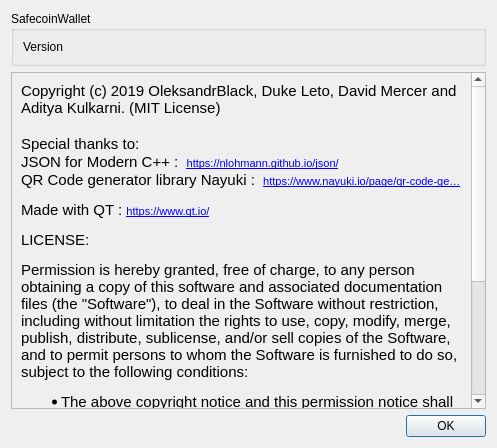
The window that src/about.ui (ZcashFoundation/zecwallet) describes before a commit, drawn with Qt 5.
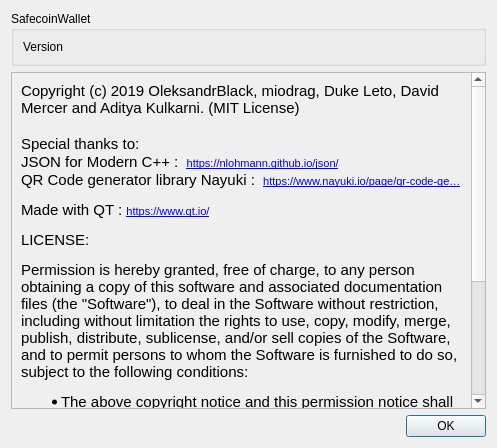
The same window after the commit.

Commit message: miodrag add to about

The edit to the form file:
```diff
--- a/src/about.ui
+++ b/src/about.ui
@@ -52,7 +52,7 @@
 &lt;html&gt;&lt;head&gt;&lt;meta name=&quot;qrichtext&quot; content=&quot;1&quot; /&gt;&lt;style type=&quot;text/css&quot;&gt;
 p, li { white-space: pre-wrap; }
 &lt;/style&gt;&lt;/head&gt;&lt;body style=&quot; font-family:'MS Shell Dlg 2'; font-size:8.1pt; font-weight:400; font-style:normal;&quot;&gt;
-&lt;p style=&quot; margin-top:0px; margin-bottom:0px; margin-left:0px; margin-right:0px; -qt-block-indent:0; text-indent:0px;&quot;&gt;&lt;span style=&quot; font-family:'Ubuntu'; font-size:11pt;&quot;&gt;Copyright (c) 2019 OleksandrBlack, Duke Leto, David Mercer and Aditya Kulkarni. (MIT License)&lt;/span&gt;&lt;/p&gt;
+&lt;p style=&quot; margin-top:0px; margin-bottom:0px; margin-left:0px; margin-right:0px; -qt-block-indent:0; text-indent:0px;&quot;&gt;&lt;span style=&quot; font-family:'Ubuntu'; font-size:11pt;&quot;&gt;Copyright (c) 2019 OleksandrBlack, miodrag, Duke Leto, David Mercer and Aditya Kulkarni. (MIT License)&lt;/span&gt;&lt;/p&gt;
 &lt;p style=&quot;-qt-paragraph-type:empty; margin-top:0px; margin-bottom:0px; margin-left:0px; margin-right:0px; -qt-block-indent:0; text-indent:0px; font-family:'Ubuntu'; font-size:11pt;&quot;&gt;&lt;br /&gt;&lt;/p&gt;
 &lt;p style=&quot; margin-top:0px; margin-bottom:0px; margin-left:0px; margin-right:0px; -qt-block-indent:0; text-indent:0px;&quot;&gt;&lt;span style=&quot; font-family:'Ubuntu'; font-size:11pt;&quot;&gt;Special thanks to:&lt;/span&gt;&lt;/p&gt;
 &lt;p style=&quot; margin-top:0px; margin-bottom:0px; margin-left:0px; margin-right:0px; -qt-block-indent:0; text-indent:0px;&quot;&gt;&lt;span style=&quot; font-family:'Ubuntu'; font-size:11pt;&quot;&gt;JSON for Modern C++ :  &lt;/span&gt;&lt;a href=&quot;https://nlohmann.github.io/json/&quot;&gt;&lt;span style=&quot; font-size:8pt; text-decoration: underline; color:#0000ff;&quot;&gt;https://nlohmann.github.io/json/&lt;/span&gt;&lt;/a&gt;&lt;/p&gt;
```
The commit also changes 2 other files.
